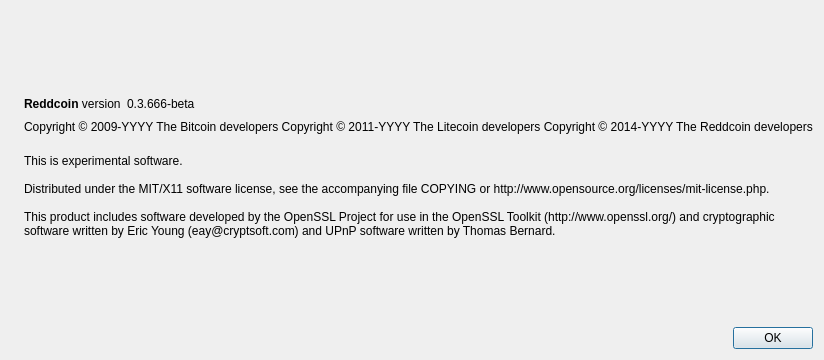
First picture: the form in src/qt/forms/aboutdialog.ui, repository zarGonnn/reddcoin, before the edit.
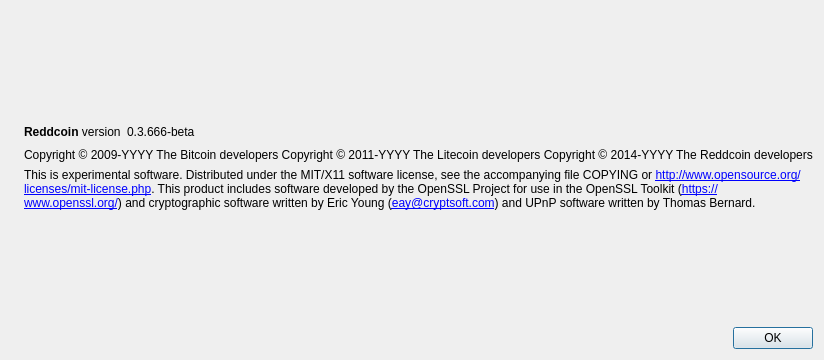
Second picture: the form after the edit. Icons and pictures are not drawn.

Commit message: Make links on 'About Bitcoin Core' into clickable (squashed 5 comits into one)

What changed in the file:
```diff
--- a/src/qt/forms/aboutdialog.ui
+++ b/src/qt/forms/aboutdialog.ui
@@ -112,9 +112,12 @@
         <string>
 This is experimental software.
 
-Distributed under the MIT/X11 software license, see the accompanying file COPYING or http://www.opensource.org/licenses/mit-license.php.
+Distributed under the MIT/X11 software license, see the accompanying file COPYING or &lt;a href=&quot;http://www.opensource.org/licenses/mit-license.php&quot;&gt;http://www.opensource.org/licenses/mit-license.php&lt;/a&gt;.
 
-This product includes software developed by the OpenSSL Project for use in the OpenSSL Toolkit (http://www.openssl.org/) and cryptographic software written by Eric Young (eay@cryptsoft.com) and UPnP software written by Thomas Bernard.</string>
+This product includes software developed by the OpenSSL Project for use in the OpenSSL Toolkit (&lt;a href=&quot;https://www.openssl.org/&quot;&gt;https://www.openssl.org/&lt;/a&gt;) and cryptographic software written by Eric Young (&lt;a href=&quot;mailto:eay@cryptsoft.com&quot;&gt;eay@cryptsoft.com&lt;/a&gt;) and UPnP software written by Thomas Bernard.</string>
+       </property>
+       <property name="textFormat">
+        <enum>Qt::RichText</enum>
        </property>
        <property name="wordWrap">
         <bool>true</bool>
```
